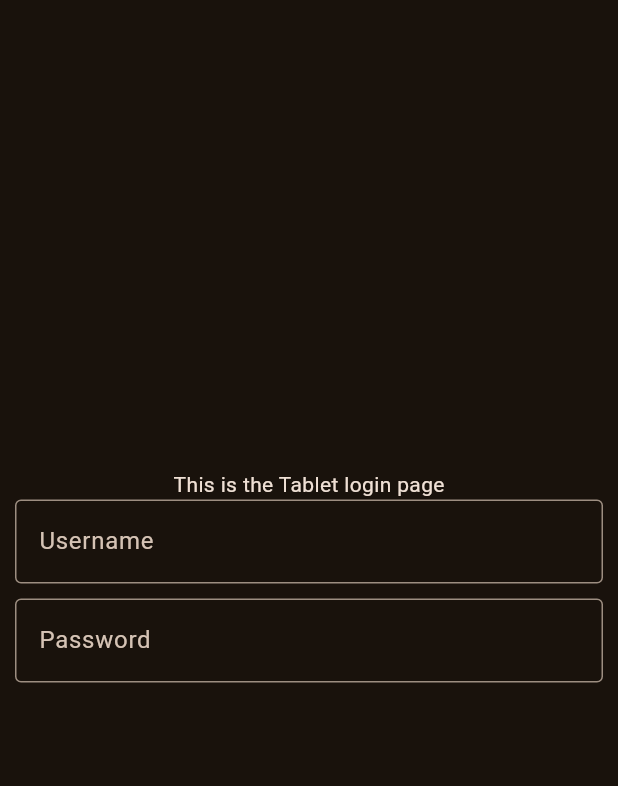
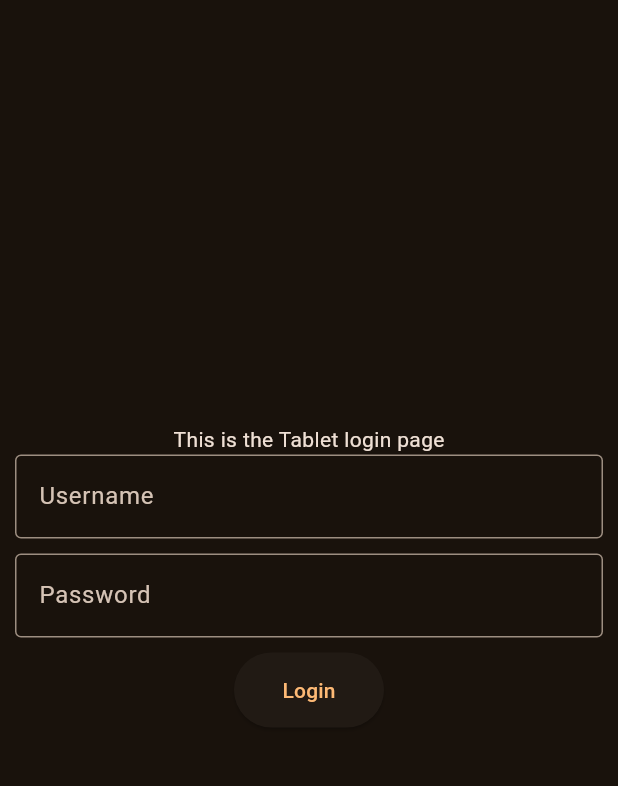
Before and after one commit to CROztk/CROztk.github.io, a Flutter app: the MyLoginPageTablet screen opened directly, on a phone screen of 412 x 824 dp, the part 84-870 px from its top. Run offline on Flutter 3.47's test engine with Material 3 defaults, Android fonts, the phone set to English and light mode, and no system bars; our stand-ins replace firebase_core; accounts and stored records are empty.

Commit message:
login button

```diff
--- a/social/lib/Tablet/login_page_t.dart
+++ b/social/lib/Tablet/login_page_t.dart
@@ -1,5 +1,6 @@
 import 'package:flutter/material.dart';
 import 'package:social/components/my_appbar.dart';
+import 'package:social/components/my_elevated_button.dart';
 import 'package:social/components/my_textfield.dart';
 
 class MyLoginPageTablet extends StatelessWidget {
@@ -19,17 +20,32 @@ class MyLoginPageTablet extends StatelessWidget {
               SizedBox(
                 width: 630,
                 child: MyTextfield(
-                    text: "Username",
-                    obscureText: false,
-                    controller: TextEditingController()),
+                  text: "Username",
+                  obscureText: false,
+                  controller: TextEditingController(),
+                ),
               ),
               const SizedBox(height: 10),
               SizedBox(
                 width: 630,
-                child: MyTextfield(
-                    text: "Password",
-                    obscureText: true,
-                    controller: TextEditingController()),
+                child: Column(
+                  children: [
+                    MyTextfield(
+                      text: "Password",
+                      obscureText: true,
+                      controller: TextEditingController(),
+                    ),
+                    const SizedBox(height: 10),
+                    SizedBox(
+                      height: 50,
+                      width: 100,
+                      child: MyElevatedButton(
+                        text: "Login",
+                        onPressed: () {},
+                      ),
+                    ),
+                  ],
+                ),
               ),
             ],
           ),
```
Also changed, not shown: social/lib/Desktop/login_page_d.dart (+10 -0 lines).
